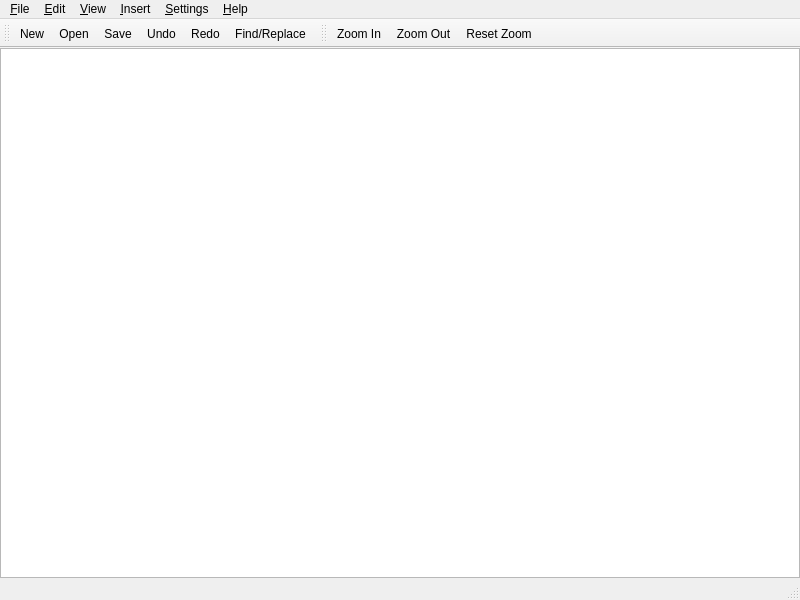
This is src/MainWindow.ui in laikatoolbox/laika-notepad as Qt 5 draws it before an edit. The edited form follows.
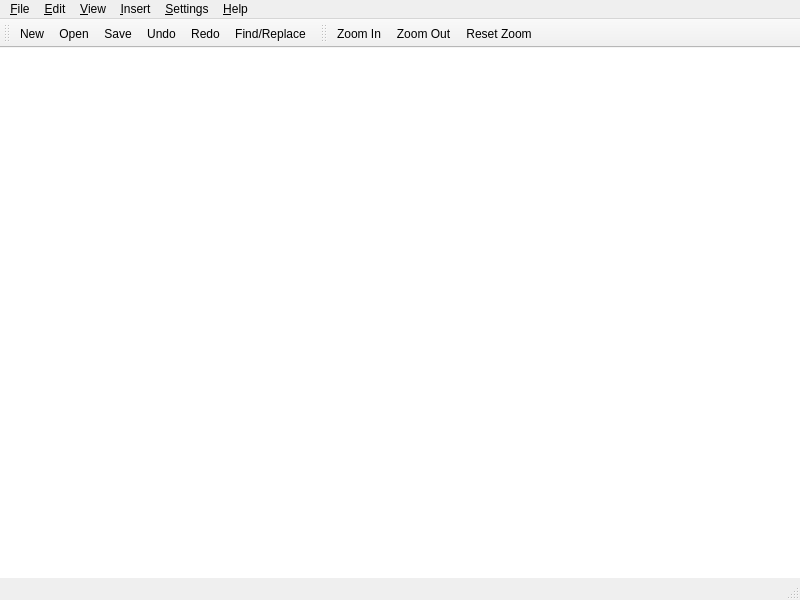
This is the edited form. Icons and pictures are not drawn. Custom widgets are drawn as their Qt base class.

The edit to the form file:
```diff
--- a/src/MainWindow.ui
+++ b/src/MainWindow.ui
@@ -13,6 +13,9 @@
   <property name="windowTitle">
    <string>Laika Notepad</string>
   </property>
+  <property name="toolButtonStyle">
+   <enum>Qt::ToolButtonStyle::ToolButtonTextUnderIcon</enum>
+  </property>
   <property name="unifiedTitleAndToolBarOnMac">
    <bool>true</bool>
   </property>
@@ -31,7 +34,11 @@
      <number>0</number>
     </property>
     <item>
-     <widget class="LaikaNotepad::TextEdit" name="plainTextEdit"/>
+     <widget class="LaikaNotepad::TextEdit" name="plainTextEdit">
+      <property name="frameShape">
+       <enum>QFrame::Shape::NoFrame</enum>
+      </property>
+     </widget>
     </item>
    </layout>
   </widget>
```
